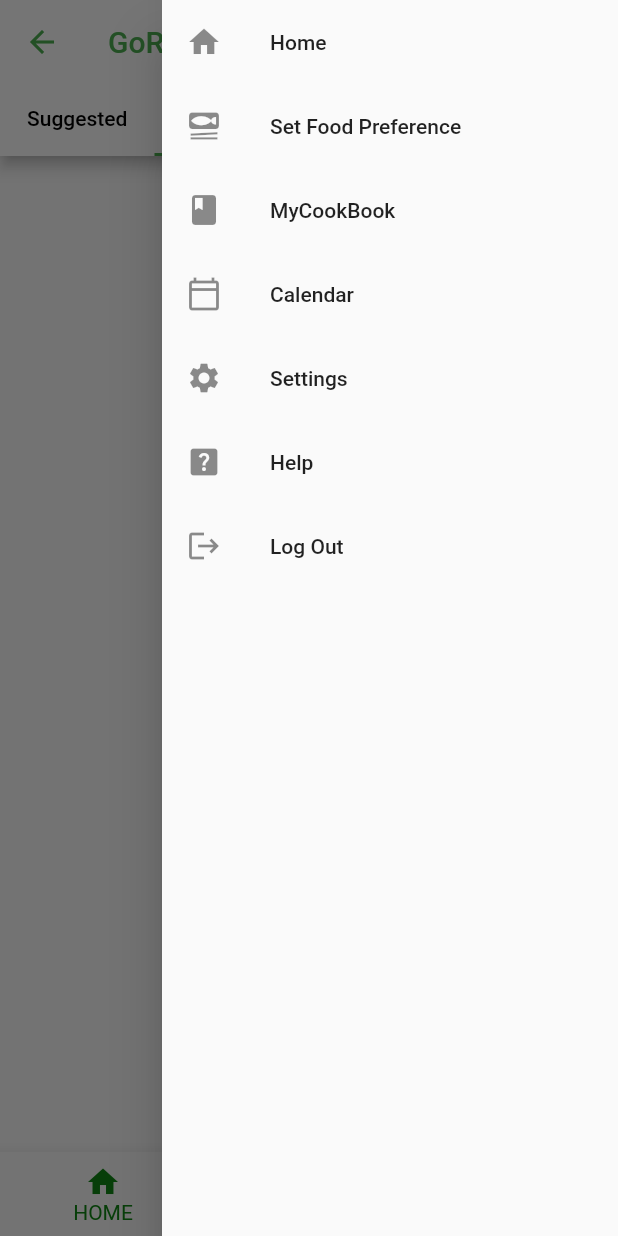
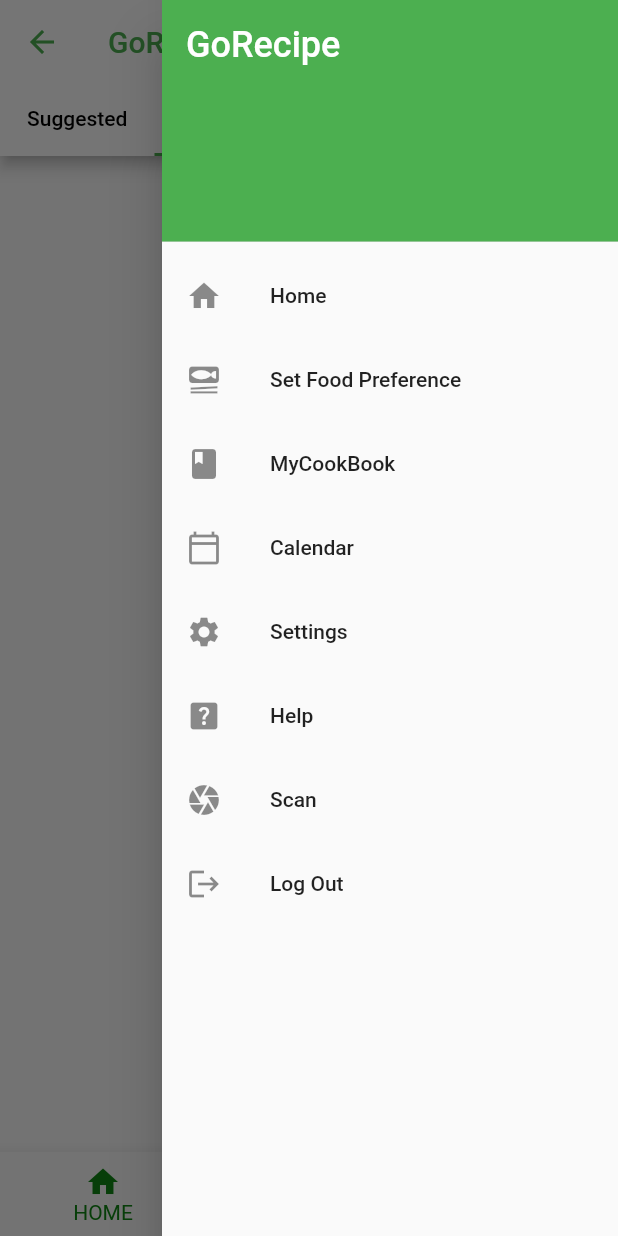
Before and after one commit to Capstone-Projects-2022-Spring/project-gorecipe, a Flutter app: the HomeScreen screen opened directly, with the side drawer open, on a phone screen of 412 x 824 dp. Run offline on Flutter 3.47's test engine with Material 2 defaults, Android fonts, the phone set to English and light mode, and no system bars.

Commit message:
adding a scan button to the dropdown menu, first version of a want to add ingredient page

```diff
--- a/GoRECIPE/gorecipe/lib/Screens/home_screen.dart
+++ b/GoRECIPE/gorecipe/lib/Screens/home_screen.dart
@@ -1,6 +1,14 @@
 import 'package:flutter/material.dart';
+// ignore: unused_import
+import 'package:gorecipe/Screens/forgot_password.dart';
+//import 'package:gorecipe/Screens/forgot_password.dart';
 import 'package:gorecipe/Screens/profile.dart';
+// ignore: unused_import
+import 'package:gorecipe/Screens/want_to_add_ingredient.dart';
+//import 'package:gorecipe/Screens/want_to_add_ingredient.dart';
+// ignore: unused_import
 import 'package:gorecipe/Screens/welcome_screen.dart';
+
 //import 'package:gorecipe/Screens/welcome_screen.dart';
 
 //moethod doesnt return nothing
@@ -35,6 +43,7 @@ class HomeScreen extends StatefulWidget {
 class _MyStatefulWidgetState extends State<HomeScreen> {
   int _selectedIndex = 0;
 
+  // ignore: unused_field
   static const TextStyle optionStyle = TextStyle(
     fontSize: 30,
     fontWeight: FontWeight.bold,
@@ -44,10 +53,9 @@ class _MyStatefulWidgetState extends State<HomeScreen> {
   final style = const TextStyle(
       fontSize: 30, fontWeight: FontWeight.bold, color: Colors.black);
 
-  //
-
   // ignore: unused_field
   static const List<Widget> _widgetOptions = <Widget>[
+    WantToAdd(key: ObjectKey('title'), title: 'title'),
     Text('Index 0: Home', style: optionStyle),
     Text(
       'Index 1: Search',
@@ -63,6 +71,7 @@ class _MyStatefulWidgetState extends State<HomeScreen> {
     ),
   ];
 
+  // ignore: unused_element
   void _onItemTapped(int index) {
     setState(() {
       _selectedIndex = index;
@@ -74,6 +83,7 @@ class _MyStatefulWidgetState extends State<HomeScreen> {
   //widget is a class name that acts as a type
   //class returning a widget
   //type of parament of what this will hold
+  // ignore: dead_code,
   Widget build(BuildContext context) {
     //name: argument
     //widet draw all to the screen
@@ -92,13 +102,15 @@ class _MyStatefulWidgetState extends State<HomeScreen> {
             'GoRecipe',
             style: TextStyle(color: Colors.green),
 
-            // style: GoogleFonts.Lato(
+            //style: GoogleFonts.Lato(
             //textStyle: style,
-            // ),
+            //),
+            //),
             //style:GoogleFonts.lato(Color.fromARGB(255, 255, 255, 255), letterSpacing: 6);
             //style: GoogleFonts.lato(textStyle: PageTitle),
             //style: GoogleFonts.lato(textStyle: PageTitle),
           ),
+
           bottom: const TabBar(
             indicatorColor: Colors.green,
             tabs: <Widget>[
@@ -132,22 +144,23 @@ class _MyStatefulWidgetState extends State<HomeScreen> {
           backgroundColor: const Color.fromARGB(255, 255, 255, 255),
           iconTheme: const IconThemeData(color: Colors.green),
         ),
+
         endDrawer: Drawer(
           child: ListView(
             padding: EdgeInsets.zero,
             children: <Widget>[
-              // DrawerHeader(
-              //   decoration: BoxDecoration(
-              //     color: Colors.green,
-              //   ),
-              //   child: Text(
-              //     'GoRecipe',
-              //     style: TextStyle(
-              //       color: Colors.white,
-              //       fontSize: 24,
-              //     ),
-              //   ),
-              // ),
+              const DrawerHeader(
+                decoration: BoxDecoration(
+                  color: Colors.green,
+                ),
+                child: Text(
+                  'GoRecipe',
+                  style: TextStyle(
+                    color: Colors.white,
+                    fontSize: 24,
+                  ),
+                ),
+              ),
               ListTile(
                   leading: const Icon(Icons.home),
                   title: const Text('Home'),
@@ -160,29 +173,26 @@ class _MyStatefulWidgetState extends State<HomeScreen> {
                                 )));
 
                     //idk why this isnt working
-                    //navigation im confused everything is giving me an error
-                    //onTap: () => HomeScreen(),
+                    //   navigation im confused everything is giving me an error
+                    // onTap: () => HomeScreen(),
 
-                    // onTap: () {
+                    //   onTap: () {
                     //   Navigator.pop(context);
 
-                    // },
+                    //},
                   }),
               const ListTile(
                 leading: Icon(Icons.set_meal),
                 title: Text('Set Food Preference'),
               ),
-
               const ListTile(
                 leading: Icon(Icons.book),
                 title: Text('MyCookBook'),
               ),
-
               const ListTile(
                 leading: Icon(Icons.calendar_today_outlined),
                 title: Text('Calendar'),
               ),
-
               ListTile(
                 leading: const Icon(Icons.settings),
                 title: const Text('Settings'),
@@ -195,11 +205,24 @@ class _MyStatefulWidgetState extends State<HomeScreen> {
                               title: 'profile page')));
                 },
               ),
-
               const ListTile(
                 leading: Icon(Icons.help_center),
                 title: Text('Help'),
               ),
+              // putting the scan oon the dropdown menu for now
+
+              ListTile(
+                  leading: const Icon(Icons.camera),
+                  title: const Text('Scan'),
+                  onTap: () {
+                    Navigator.push(
+                        context,
+                        MaterialPageRoute(
+                            builder: (context) => const WantToAdd(
+                                key: ObjectKey(
+                                    'want to add this an ingredient?'),
+                                title: ' add ingredient page')));
+                  }),
 
               ListTile(
                   leading: const Icon(Icons.logout),
@@ -248,11 +271,9 @@ class _MyStatefulWidgetState extends State<HomeScreen> {
           selectedItemColor: const Color.fromARGB(255, 15, 136, 19),
           //nav bar unslected item
           unselectedItemColor: const Color.fromARGB(255, 0, 0, 0),
-
           //color is changed on tap
           onTap: _onItemTapped,
         ),
-
         body: const TabBarView(
           children: <Widget>[
             Center(
```
Also changed, not shown: GoRECIPE/gorecipe/lib/Screens/want_to_add_ingredient.dart (added, +113 -0 lines).
